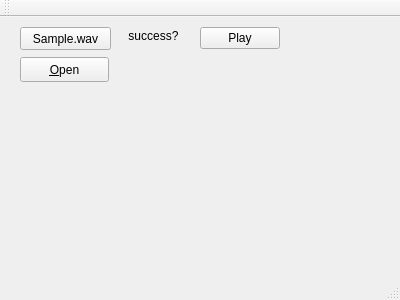
Before: the Qt Designer form src/mainwindow.ui in bycym/chordRecognition, drawn with Qt 5.
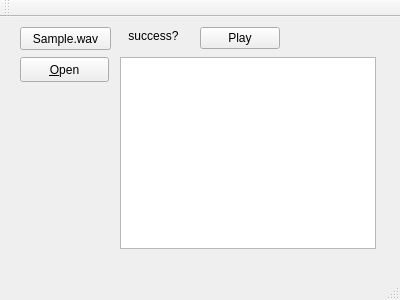
After: the same form once the commit is applied.

```diff
--- a/src/mainwindow.ui
+++ b/src/mainwindow.ui
@@ -75,6 +75,16 @@
      <string>Play</string>
     </property>
    </widget>
+   <widget class="QTreeView" name="treeView">
+    <property name="geometry">
+     <rect>
+      <x>120</x>
+      <y>40</y>
+      <width>256</width>
+      <height>192</height>
+     </rect>
+    </property>
+   </widget>
   </widget>
   <widget class="QMenuBar" name="menuBar">
    <property name="geometry">
```
